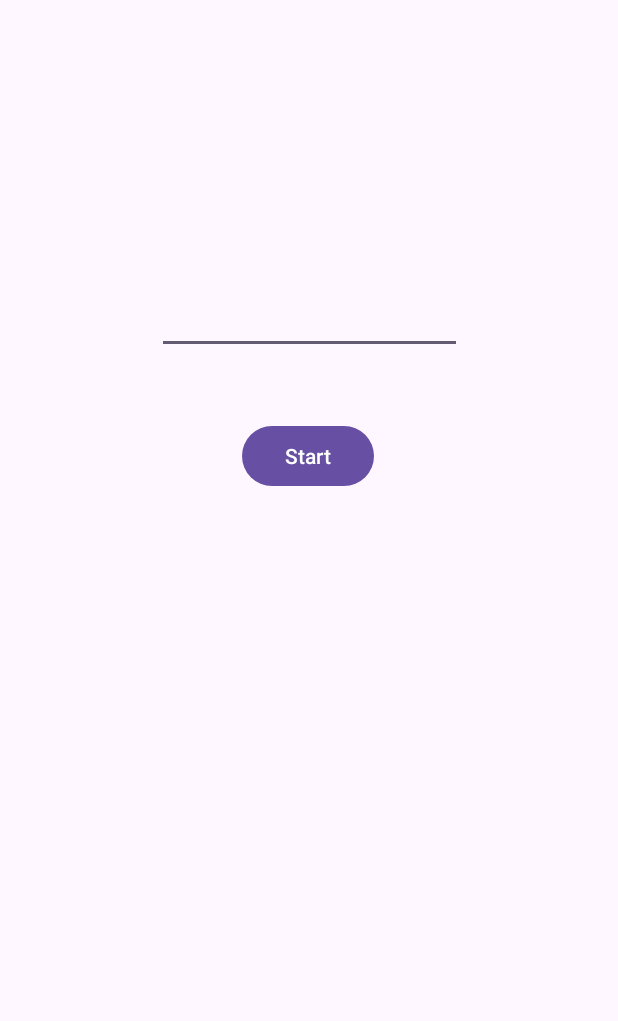
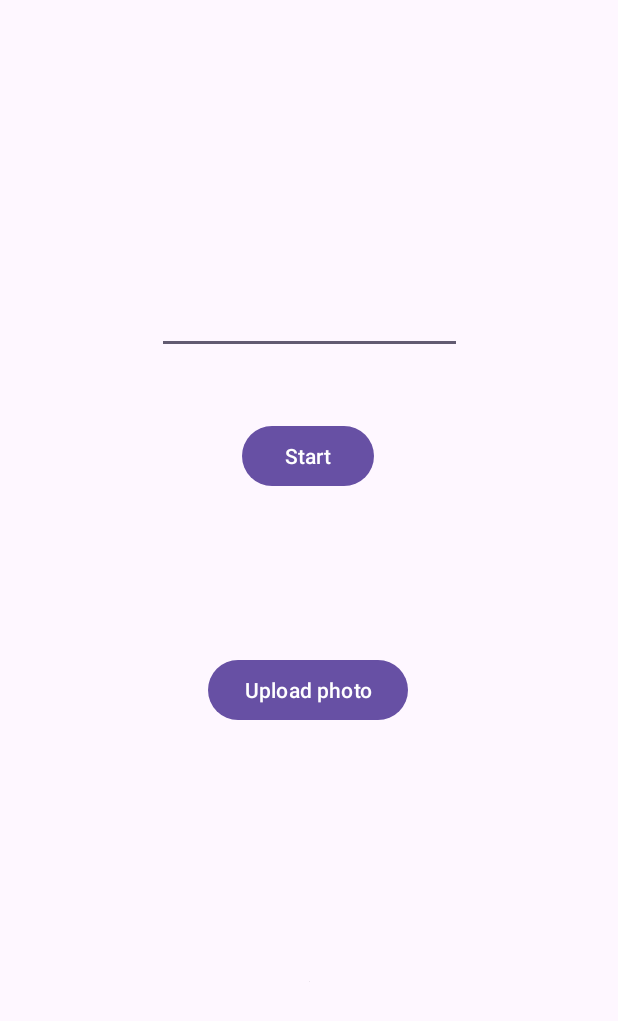
Before and after one commit to DenisZoican/android-offloading, an Android app: the screen it shows after launch (MainActivity), on a phone screen of 412 x 824 dp. Shown: the top 1021 px of the screen. Run offline under Robolectric (Android 15) with nearby library versions, the phone set to English and light mode, and no system bars; libraries missing offline, so code that uses them is left out: com.google.android.gms, org.opencv.android, org.opencv.core, org.opencv.imgproc; 5 statements that could not run were skipped.

```diff
--- a/app/build.gradle
+++ b/app/build.gradle
@@ -29,6 +29,7 @@ android {
 }
 
 dependencies {
+    implementation 'com.quickbirdstudios:opencv-contrib:3.4.15'
     implementation 'com.google.android.gms:play-services-nearby:18.5.0'
     implementation 'androidx.appcompat:appcompat:1.6.1'
     implementation 'com.google.android.material:material:1.5.0'
--- a/app/src/main/AndroidManifest.xml
+++ b/app/src/main/AndroidManifest.xml
@@ -13,6 +13,8 @@
     <uses-permission android:name="android.permission.BLUETOOTH_CONNECT" />
     <uses-permission android:name="android.permission.BLUETOOTH_SCAN" />
     <uses-permission android:name="android.permission.NEARBY_WIFI_DEVICES" />
+    <uses-permission android:name="android.permission.READ_EXTERNAL_STORAGE" />
+    <uses-permission android:name="android.permission.WRITE_EXTERNAL_STORAGE" />
 
 
     <application
--- a/app/src/main/java/com/example/bluetoothconnection/MainActivity.java
+++ b/app/src/main/java/com/example/bluetoothconnection/MainActivity.java
@@ -4,24 +4,44 @@ import com.example.bluetoothconnection.communication.Advertise;
 import com.example.bluetoothconnection.communication.Device;
 import com.example.bluetoothconnection.communication.DeviceType;
 import com.example.bluetoothconnection.communication.Discovery;
+import com.example.bluetoothconnection.opencv.ImageProcessing;
 import com.example.bluetoothconnection.permissions.Permissions;
 
 import android.Manifest;
 
+import androidx.activity.result.ActivityResultLauncher;
+import androidx.activity.result.contract.ActivityResultContracts;
 import androidx.appcompat.app.AppCompatActivity;
 
+import android.app.Activity;
 import android.app.ActivityManager;
 import android.content.Context;
+import android.content.Intent;
 import android.content.pm.PackageManager;
+import android.graphics.Bitmap;
+import android.graphics.BitmapFactory;
+import android.media.Image;
+import android.net.Uri;
 import android.os.Build;
 import android.os.Bundle;
+import android.provider.MediaStore;
 import android.view.View;
 import android.widget.Button;
+import android.widget.ImageView;
 import android.widget.TextView;
 import android.widget.Toast;
 
 import com.google.android.gms.nearby.Nearby;
 import com.google.android.gms.nearby.connection.*;
+
+import org.opencv.android.OpenCVLoader;
+import org.opencv.android.Utils;
+import org.opencv.core.Mat;
+import org.opencv.imgproc.Imgproc;
+
+import java.io.IOException;
+import java.io.InputStream;
+import java.util.List;
 
 public class MainActivity extends AppCompatActivity {
       private ConnectionsClient connectionsClient;
@@ -30,6 +50,7 @@ public class MainActivity extends AppCompatActivity {
     public void onRequestPermissionsResult(int requestCode, String[] permissions, int[] grantResults) {
         super.onRequestPermissionsResult(requestCode,permissions,grantResults);
         System.out.println("GRRRRRRRRRRRR");
+        /////////////////// !!!!!!!!!!!! SHOULD ADD HERE LOGIC BECAUSE HERE WE KNOW THAT WE HAVE PERMISSIONS
         if (requestCode == Permissions.MY_PERMISSIONS_REQUEST_NEARBY_WIFI_DEVICES) {
             if (grantResults.length > 0 && grantResults[0] == PackageManager.PERMISSION_GRANTED) {
                 // Permission is granted
@@ -42,6 +63,7 @@ public class MainActivity extends AppCompatActivity {
     @Override
     protected void onCreate(Bundle savedInstanceState) {
         super.onCreate(savedInstanceState);
+        System.out.println("GRRRRRRRRRRRR OpenCV "+ OpenCVLoader.initDebug());
         System.out.println("GRRRRRRRRRRRR");
         // Initialize the Nearby Connections client
         connectionsClient = Nearby.getConnectionsClient(this); //may be deleted because it's used just here
@@ -68,14 +90,7 @@ public class MainActivity extends AppCompatActivity {
 
         setContentView(R.layout.activity_main);
 
-        Button myButton = findViewById(R.id.button);
-        myButton.setOnClickListener(new View.OnClickListener() {
-            @Override
-            public void onClick(View v) {
-                TextView insertedText = findViewById(R.id.editTextText);
-                device.sendMessage(insertedText.getText().toString());
-            }
-        });
+        initializeUiElements();
     }
 
     /*private void updateAllDevicesTextView(){
@@ -97,11 +112,74 @@ public class MainActivity extends AppCompatActivity {
         return memoryInfo.availMem;
     }
 
-    // Call this method to send a message to the other endpoint.
-   /* private void sendMessage(String message) {
-        Payload payload = Payload.fromBytes(message.getBytes(StandardCharsets.UTF_8));
-        connectionsClient.sendPayload(discoveryDeviceId, payload);
-    }*/
+    private void initializeUiElements(){
+        initializeSendButton();
+        initializeUploadPhotoButton();
+    }
+
+    private void initializeSendButton(){
+        Button sendButton = findViewById(R.id.button);
+        sendButton.setOnClickListener(new View.OnClickListener() {
+            @Override
+            public void onClick(View v) {
+                TextView insertedText = findViewById(R.id.editTextText);
+                device.sendMessage(insertedText.getText().toString());
+            }
+        });
+    }
+
+    private void initializeUploadPhotoButton(){
+        ActivityResultLauncher<Intent> processingImageLauncher = generateActivityLauncherForProcessedImage();
+
+        Button uploadPhotoButton = findViewById(R.id.uploadPhoto);
+        uploadPhotoButton.setOnClickListener(v -> {
+            Intent intent = new Intent(Intent.ACTION_PICK, MediaStore.Images.Media.EXTERNAL_CONTENT_URI);
+            processingImageLauncher.launch(intent);
+        });
+    }
+    private ActivityResultLauncher<Intent> generateActivityLauncherForProcessedImage(){
+        ImageView imageView = findViewById(R.id.imageView);
+        return registerForActivityResult(
+                new ActivityResultContracts.StartActivityForResult(),
+                result -> {
+                    if (result.getResultCode() == Activity.RESULT_OK && result.getData() != null) {
+                        Uri imageUri = result.getData().getData();
+
+                        try {
+                            InputStream inputStream = getContentResolver().openInputStream(imageUri);
+                            if (inputStream != null) {
+                                // Read the image data and convert it to a Mat object
+                                Bitmap bitmap = BitmapFactory.decodeStream(inputStream);
+                                Mat originalImage = new Mat();
+
+                                // Process image
+                                Utils.bitmapToMat(bitmap, originalImage);
+                                Mat processImage = ImageProcessing.processImage(originalImage);
+
+                                // Convert the modified image back to a Bitmap for display or further use
+                                Bitmap processedBitmap = Bitmap.createBitmap(processImage.cols(), processImage.rows(), Bitmap.Config.ARGB_8888);
+                                Utils.matToBitmap(processImage, processedBitmap);
+
+                                // Display or use the processedBitmap as needed
+                                List<Mat> dividedMats = ImageProcessing.divideImages(originalImage,3);
+                                Mat dividedMat = dividedMats.get(3);
+
+                                Bitmap processedBitmap2 = Bitmap.createBitmap(dividedMat.cols(), dividedMat.rows(), Bitmap.Config.ARGB_8888);
+                                Utils.matToBitmap(dividedMat, processedBitmap2);
+
+                                imageView.setImageBitmap(processedBitmap2);
+                            }
+
+                            inputStream.close();
+                        } catch (IOException e) {
+                            e.printStackTrace();
+                        }
+                        System.out.println("GRRRRRRRRRRRRRRRR Image URI"+result.getData());
+                        // Handle the selected photo (e.g., upload it to a server)
+                    }
+                }
+        );
+    }
 
     @Override
     protected void onStop() {
--- a/app/src/main/java/com/example/bluetoothconnection/communication/Advertise.java
+++ b/app/src/main/java/com/example/bluetoothconnection/communication/Advertise.java
@@ -22,7 +22,7 @@ import javax.security.auth.Subject;
 public class Advertise extends Device {
     private String discoveryDeviceId; ///// Rename it later
     public Advertise(ConnectionsClient connectionsClient){
-        super(connectionsClient, DeviceType.Advertise);
+        super(connectionsClient);
     }
 
     public void start(){
--- a/app/src/main/java/com/example/bluetoothconnection/communication/Device.java
+++ b/app/src/main/java/com/example/bluetoothconnection/communication/Device.java
@@ -15,11 +15,9 @@ public abstract class Device {
     final String uniqueName = getUniqueName();
 
     public Consumer<String> onPayloadReceivedCallbackFunction;
-    final private DeviceType deviceType;
 
-    public Device(ConnectionsClient connectionsClient, DeviceType deviceType){
+    public Device(ConnectionsClient connectionsClient){
         this.connectionsClient = connectionsClient;
-        this.deviceType = deviceType;
     }
 
     public void setOnPayloadReceivedCallbackFunction(Consumer<String> onPayloadReceivedCallbackFunction){
--- a/app/src/main/java/com/example/bluetoothconnection/communication/Discovery.java
+++ b/app/src/main/java/com/example/bluetoothconnection/communication/Discovery.java
@@ -31,7 +31,7 @@ public class Discovery extends Device{
     private Set<String> allDevicesIds = new ArraySet();
 
     public Discovery(ConnectionsClient connectionsClient){
-        super(connectionsClient, DeviceType.Discovery);
+        super(connectionsClient);
     }
 
     public void start() {
--- a/app/src/main/java/com/example/bluetoothconnection/permissions/Permissions.java
+++ b/app/src/main/java/com/example/bluetoothconnection/permissions/Permissions.java
@@ -26,7 +26,9 @@ public class Permissions {
             Manifest.permission.BLUETOOTH_SCAN,
             Manifest.permission.BLUETOOTH_ADVERTISE,
             Manifest.permission.NEARBY_WIFI_DEVICES,
-            Manifest.permission.ACCESS_FINE_LOCATION
+            Manifest.permission.ACCESS_FINE_LOCATION,
+            Manifest.permission.READ_EXTERNAL_STORAGE,
+            Manifest.permission.WRITE_EXTERNAL_STORAGE,
     };
 
     ///// !!!!!!!!! Check if we need all of these. Don't forget to try on a new phone where are no permissions !!!!!!!!!!! ////////////
--- a/app/src/main/res/layout/activity_main.xml
+++ b/app/src/main/res/layout/activity_main.xml
@@ -11,11 +11,11 @@
         android:id="@+id/allDevices"
         android:layout_width="wrap_content"
         android:layout_height="wrap_content"
-        android:layout_marginTop="280dp"
+        app:layout_constraintBottom_toTopOf="@+id/editTextText"
         app:layout_constraintEnd_toEndOf="parent"
-        app:layout_constraintHorizontal_bias="0.498"
+        app:layout_constraintHorizontal_bias="0.525"
         app:layout_constraintStart_toStartOf="parent"
-        app:layout_constraintTop_toBottomOf="@+id/button" />
+        app:layout_constraintTop_toTopOf="parent" />
 
     <EditText
         android:id="@+id/editTextText"
@@ -39,4 +39,25 @@
         app:layout_constraintStart_toStartOf="parent"
         app:layout_constraintTop_toBottomOf="@+id/editTextText" />
 
+    <Button
+        android:id="@+id/uploadPhoto"
+        android:layout_width="wrap_content"
+        android:layout_height="wrap_content"
+        android:layout_marginTop="200dp"
+        android:text="Upload photo"
+        app:layout_constraintEnd_toEndOf="parent"
+        app:layout_constraintHorizontal_bias="0.498"
+        app:layout_constraintStart_toStartOf="parent"
+        app:layout_constraintTop_toBottomOf="@+id/editTextText" />
+
+    <ImageView
+        android:id="@+id/imageView"
+        android:layout_width="wrap_content"
+        android:layout_height="wrap_content"
+        app:layout_constraintBottom_toBottomOf="parent"
+        app:layout_constraintEnd_toEndOf="parent"
+        app:layout_constraintStart_toStartOf="parent"
+        app:layout_constraintTop_toBottomOf="@+id/uploadPhoto"
+        app:srcCompat="@android:drawable/divider_horizontal_bright" />
+
 </androidx.constraintlayout.widget.ConstraintLayout>
```
Also changed, not shown: app/src/main/java/com/example/bluetoothconnection/opencv/ImageProcessing.java (added, +52 -0 lines).
